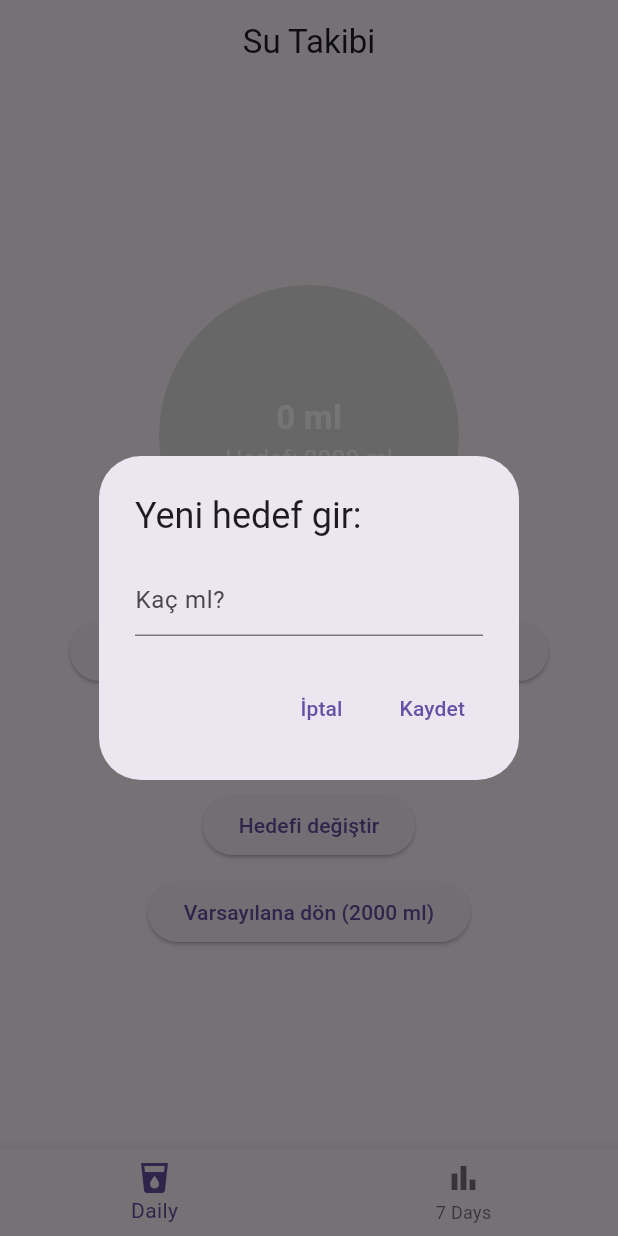
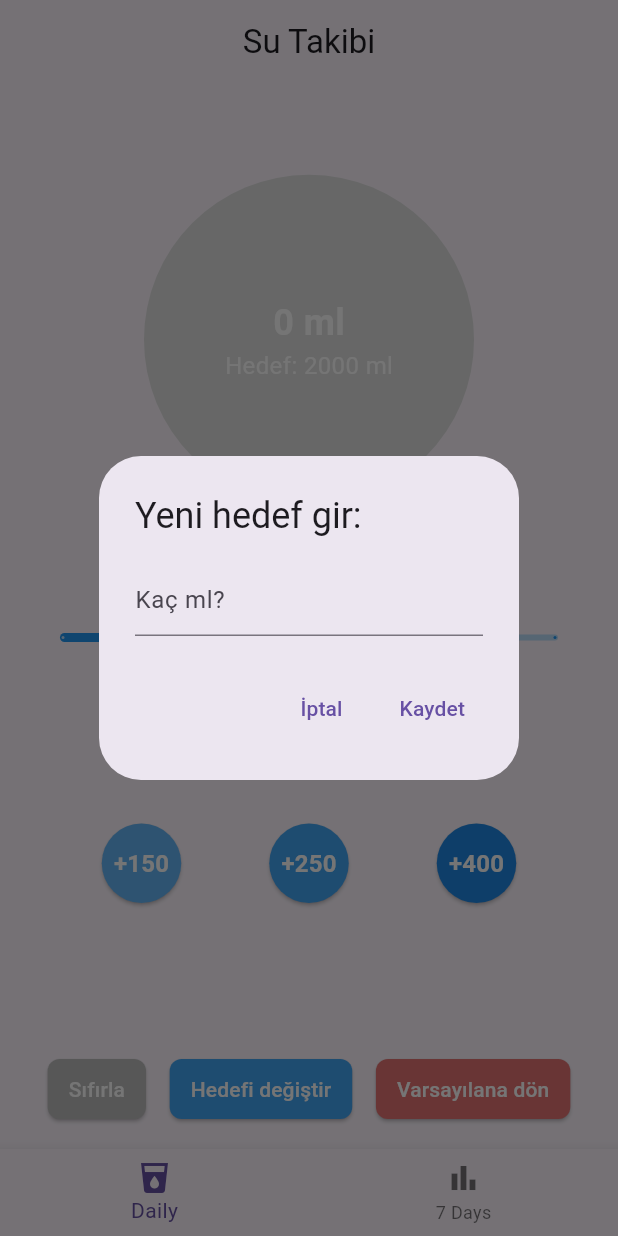
Before and after one commit to HaChaQe/Water-Track-App, a Flutter app: the screen it shows after launch, after a tap on "Hedefi değiştir", on a phone screen of 412 x 824 dp. Run offline on Flutter 3.47's test engine with Material 3 defaults, Android fonts, the phone set to English and light mode, and no system bars; our stand-ins replace confetti, fl_chart, shared_preferences.

Commit message:
Add slider logic and UI Improvements

```diff
--- a/lib/daily_page.dart
+++ b/lib/daily_page.dart
@@ -16,11 +16,12 @@ class DailyPage extends StatefulWidget {
   });
 
   @override
-  State<DailyPage> createState() => _DailyPage();
+  State<DailyPage> createState() => _DailyPageState();
 }
 
-class _DailyPage extends State<DailyPage> with SingleTickerProviderStateMixin {
+class _DailyPageState extends State<DailyPage> with SingleTickerProviderStateMixin {
   int totalMl = 0;
+  double sliderValue = 150;
   late ConfettiController _confettiController;
   late AnimationController _waveController;
 
@@ -28,10 +29,8 @@ class _DailyPage extends State<DailyPage> with SingleTickerProviderStateMixin {
   void initState() {
     super.initState();
     _confettiController = ConfettiController(duration: const Duration(seconds: 2));
-    _waveController = AnimationController(
-      vsync: this,
-      duration: const Duration(seconds: 2),
-    )..repeat();
+    _waveController = AnimationController(vsync: this, duration: const Duration(seconds: 2))
+      ..repeat();
     _loadMl();
   }
 
@@ -75,8 +74,8 @@ class _DailyPage extends State<DailyPage> with SingleTickerProviderStateMixin {
       _saveMl();
       if (totalMl >= widget.dailyGoal) {
         _confettiController.play();
-        widget.onDayComplete(totalMl); // ✅ WeeklyPage’e gönder
       }
+      widget.onDayComplete(totalMl);
     });
   }
 
@@ -84,13 +83,14 @@ class _DailyPage extends State<DailyPage> with SingleTickerProviderStateMixin {
     setState(() {
       totalMl = 0;
       _saveMl();
+      widget.onDayComplete(totalMl);
     });
   }
 
   void setDailyGoal(int goal) async {
     SharedPreferences prefs = await SharedPreferences.getInstance();
     await prefs.setInt('dailyGoal', goal);
-    widget.onGoalChange(goal); // ✅ Ana sayfadaki hedefi güncelle
+    widget.onGoalChange(goal);
   }
 
   @override
@@ -103,18 +103,23 @@ class _DailyPage extends State<DailyPage> with SingleTickerProviderStateMixin {
       body: Stack(
         alignment: Alignment.center,
         children: [
-          Column(
-            mainAxisAlignment: MainAxisAlignment.center,
+          Padding(
+            padding: const EdgeInsets.symmetric(horizontal: 16.0, vertical: 16),
+            child: Column(
               children: [
-              SizedBox(
-                width: 200,
-                height: 200,
+                // const SizedBox(height: 30),
+                // Su dairesi
+                Expanded(
+                  child: Center(
+                    child: SizedBox(
+                      width: 220,
+                      height: 220,
                       child: Stack(
                         alignment: Alignment.center,
                         children: [
                           Container(
-                      width: 200,
-                      height: 200,
+                            width: 220,
+                            height: 220,
                             decoration: BoxDecoration(
                               shape: BoxShape.circle,
                               color: Colors.grey[300],
@@ -125,12 +130,10 @@ class _DailyPage extends State<DailyPage> with SingleTickerProviderStateMixin {
                             builder: (context, child) {
                               return ClipPath(
                                 clipper: WaveClipper(
-                            animationValue: _waveController.value,
-                            progress: progress,
-                          ),
+                                    animationValue: _waveController.value, progress: progress),
                                 child: Container(
-                            width: 200,
-                            height: 200,
+                                  width: 220,
+                                  height: 220,
                                   decoration: const BoxDecoration(
                                     color: Colors.blue,
                                     shape: BoxShape.circle,
@@ -142,76 +145,68 @@ class _DailyPage extends State<DailyPage> with SingleTickerProviderStateMixin {
                           Column(
                             mainAxisAlignment: MainAxisAlignment.center,
                             children: [
-                        Text(
-                          "$totalMl ml",
+                              Text("$totalMl ml",
                                   style: const TextStyle(
-                              fontSize: 22, fontWeight: FontWeight.bold, color: Colors.white),
+                                      fontSize: 24,
+                                      fontWeight: FontWeight.bold,
+                                      color: Colors.white)),
+                              Text("Hedef: ${widget.dailyGoal} ml",
+                                  style: const TextStyle(fontSize: 16, color: Colors.white)),
+                            ],
                           ),
-                        Text(
-                          "Hedef: ${widget.dailyGoal} ml",
-                          style: const TextStyle(fontSize: 16, color: Colors.white),
+                        ],
+                      ),
+                    ),
+                  ),
+                ),
+                const SizedBox(height: 20),
+                    Slider(
+                      value: sliderValue,
+                      min: 50,
+                      max: 500,
+                      divisions: 9,
+                      activeColor: Colors.blue,
+                      inactiveColor: Colors.blue[100],
+                      label: sliderValue.toInt().toString(),
+                      onChanged: (value) {
+                        setState(() {
+                          sliderValue = value;
+                        });
+                      },
+                    ),
+                    ElevatedButton(
+                      onPressed: () => addWater(sliderValue.toInt()),
+                      style: ElevatedButton.styleFrom(
+                          backgroundColor: Colors.blue, minimumSize: const Size(150, 50)),
+                      child: Text("+ ${sliderValue.toInt()} ml", style: TextStyle(color: Colors.white),),
+                ),
+                SizedBox(height: 50,),
+                Row(
+                  mainAxisAlignment: MainAxisAlignment.spaceEvenly,
+                  children: [
+                    _mlButton(150, Colors.blue[300]!),
+                    _mlButton(250, Colors.blue[400]!),
+                    _mlButton(400, Colors.blue[600]!),
+                  ],
+                ),
+                SizedBox(height: 100,),
+                // Alt menü butonları
+                Column(
+                  children: [
+                    Row(
+                      mainAxisAlignment: MainAxisAlignment.spaceEvenly,
+                      children: [
+                        _smallButton("Sıfırla", resetWater, Colors.grey[400]!),
+                        _smallButton("Hedefi değiştir", _changeGoalDialog, Colors.blue[400]!),
+                        _smallButton("Varsayılana dön", () => setDailyGoal(2000), Colors.red[300]!),
+                      ],
                     ),
                   ],
                 ),
               ],
             ),
           ),
-              const SizedBox(height: 20),
-              Row(
-                mainAxisAlignment: MainAxisAlignment.center,
-                children: [
-                  ElevatedButton(onPressed: () => addWater(150), child: const Text("+150 Ml")),
-                  const SizedBox(width: 10),
-                  ElevatedButton(onPressed: () => addWater(250), child: const Text("+250 Ml")),
-                  const SizedBox(width: 10),
-                  ElevatedButton(onPressed: () => addWater(400), child: const Text("+400 Ml")),
-                ],
-              ),
-              const SizedBox(height: 10),
-              ElevatedButton(onPressed: resetWater, child: const Text("Sıfırla!")),
-              const SizedBox(height: 10),
-              ElevatedButton(
-                onPressed: () async {
-                  final controller = TextEditingController();
-                  final newGoal = await showDialog<int>(
-                    context: context,
-                    builder: (context) => AlertDialog(
-                      title: const Text("Yeni hedef gir:"),
-                      content: TextField(
-                        controller: controller,
-                        keyboardType: TextInputType.number,
-                        decoration: const InputDecoration(hintText: "Kaç ml?"),
-                      ),
-                      actions: [
-                        TextButton(
-                          onPressed: () => Navigator.pop(context),
-                          child: const Text("İptal"),
-                        ),
-                        TextButton(
-                          onPressed: () {
-                            final value = int.tryParse(controller.text);
-                            if (value != null && value > 0) {
-                              Navigator.pop(context, value);
-                            }
-                          },
-                          child: const Text("Kaydet"),
-                        ),
-                      ],
-                    ),
-                  );
-                  if (newGoal != null) {
-                    setDailyGoal(newGoal);
-                  }
-                },
-                child: const Text("Hedefi değiştir"),
-              ),
-              const SizedBox(height: 10),
-              ElevatedButton(
-                onPressed: () => setDailyGoal(2000),
-                child: const Text("Varsayılana dön (2000 ml)"),
-              )
-            ],
-          ),
+          // Konfeti
           ConfettiWidget(
             confettiController: _confettiController,
             blastDirectionality: BlastDirectionality.explosive,
@@ -227,12 +222,67 @@ class _DailyPage extends State<DailyPage> with SingleTickerProviderStateMixin {
       ),
     );
   }
+
+  Widget _mlButton(int ml, Color color) {
+    return ElevatedButton(
+      onPressed: () => addWater(ml),
+      style: ElevatedButton.styleFrom(
+        shape: const CircleBorder(),
+        padding: const EdgeInsets.all(15),
+        backgroundColor: color,
+      ),
+      child: Text(
+        "+$ml",
+        style: const TextStyle(fontSize: 16, fontWeight: FontWeight.bold, color: Colors.white),
+      ),
+    );
+  }
+
+  Widget _smallButton(String text, VoidCallback onTap, Color color) {
+    return ElevatedButton(
+      onPressed: onTap,
+      style: ElevatedButton.styleFrom(
+        backgroundColor: color,
+        padding: const EdgeInsets.symmetric(horizontal: 14, vertical: 10),
+        shape: RoundedRectangleBorder(borderRadius: BorderRadius.circular(8)),
+      ),
+      child: Text(
+        text,
+        style: const TextStyle(fontSize: 14, color: Colors.white),
+      ),
+    );
+  }
+
+  void _changeGoalDialog() async {
+    final controller = TextEditingController();
+    final newGoal = await showDialog<int>(
+      context: context,
+      builder: (context) => AlertDialog(
+        title: const Text("Yeni hedef gir:"),
+        content: TextField(
+          controller: controller,
+          keyboardType: TextInputType.number,
+          decoration: const InputDecoration(hintText: "Kaç ml?"),
+        ),
+        actions: [
+          TextButton(onPressed: () => Navigator.pop(context), child: const Text("İptal")),
+          TextButton(
+            onPressed: () {
+              final value = int.tryParse(controller.text);
+              if (value != null && value > 0) Navigator.pop(context, value);
+            },
+            child: const Text("Kaydet"),
+          ),
+        ],
+      ),
+    );
+    if (newGoal != null) setDailyGoal(newGoal);
+  }
 }
 
 class WaveClipper extends CustomClipper<Path> {
   final double animationValue;
   final double progress;
-
   WaveClipper({required this.animationValue, required this.progress});
 
   @override
--- a/lib/main.dart
+++ b/lib/main.dart
@@ -31,7 +31,8 @@ class _HomePageState extends State<HomePage> {
   int _selectedIndex = 0;
 
   int _dailyGoal = 2000;
-  List<int> _weeklyData = [1200, 1800, 2000, 1500, 2200, 1700, 2100];
+  // Haftalık veri: Pazartesi=0, ..., Pazar=6
+  final List<int> _weeklyData = [1200, 1800, 2000, 1500, 2200, 1700, 2100];
 
   void _updateDailyGoal(int newGoal) {
     setState(() {
@@ -40,9 +41,9 @@ class _HomePageState extends State<HomePage> {
   }
 
   void _updateWeeklyData(int todayAmount) {
+    final todayIndex = DateTime.now().weekday - 1; // 0=Mon, 6=Sun
     setState(() {
-      _weeklyData.removeAt(0);
-      _weeklyData.add(todayAmount);
+      _weeklyData[todayIndex] = todayAmount;
     });
   }
 
```
Lines whose indentation alone changed are shown as unchanged.
